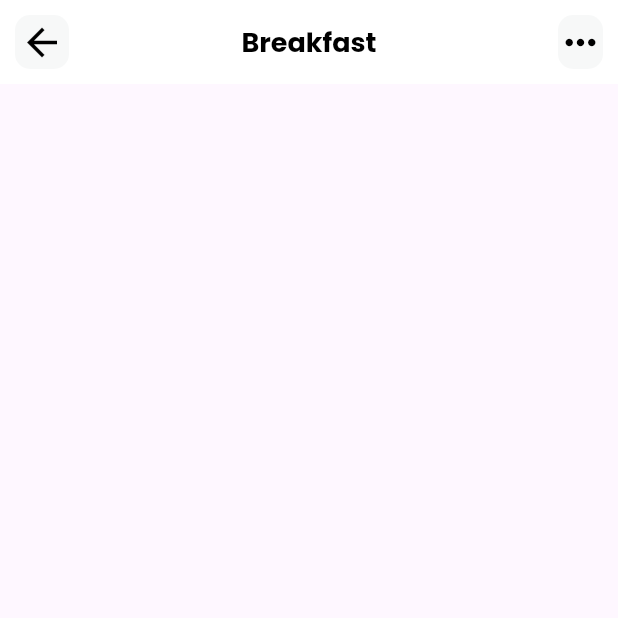
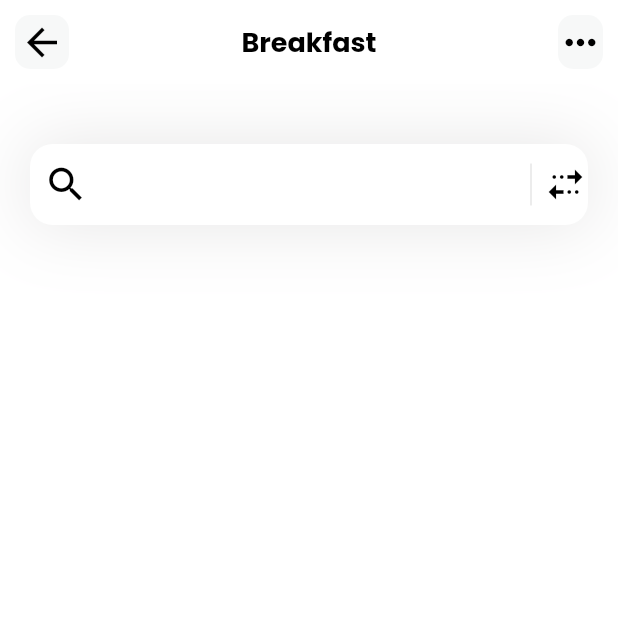
Before and after one commit to champion19/flutter_diet-app, a Flutter app: the screen it shows after launch, on a phone screen of 412 x 824 dp, the top half of it. Run offline on Flutter 3.47's test engine with Material 3 defaults, Android fonts, the phone set to English and light mode, and no system bars; project files that could hold a hidden picture were left out.

Commit message:
appbar en buenos terminos

```diff
--- a/lib/pages/Home.dart
+++ b/lib/pages/Home.dart
@@ -6,7 +6,64 @@ class Homepage extends StatelessWidget {
   @override
   Widget build(BuildContext context) {
     return Scaffold(
-      appBar: AppBar(
+      appBar: appBar(),
+      backgroundColor: Colors.white,
+      body: Column(
+        children: [ _searchField(),
+        ],
+      ),
+    );
+  }
+
+  Container _searchField() {
+    return Container(
+      margin: const EdgeInsets.only(top: 40, left: 20, right: 20),
+      decoration: BoxDecoration(boxShadow: [
+        BoxShadow(
+          color: const Color(0xff1D1617).withOpacity(0.11),
+          blurRadius: 40,
+          spreadRadius: 0.0,
+        )
+      ]),
+      child: TextField(
+        decoration: InputDecoration(
+          filled: true,
+          fillColor: Colors.white,
+          contentPadding: const EdgeInsets.all(15),
+          hintText: 'Search Pancake',
+          hintStyle: const TextStyle(
+            color: Color(0xffDDDADA),
+            fontSize: 14,
+          ),
+          prefixIcon: const Icon(
+            Icons.search,
+            size: 30,
+            color: Colors.black,
+          ),
+          suffixIcon: const IntrinsicHeight(
+            child: Row(
+              mainAxisAlignment: MainAxisAlignment.end,
+              children: [
+                VerticalDivider(
+                  color: Colors.black,
+                  indent: 10,
+                  endIndent: 10,
+                  thickness: 0.1,
+                ),
+                Icon(Icons.multiple_stop, size: 30, color: Colors.black),
+              ],
+            ),
+          ),
+          border: OutlineInputBorder(
+              borderRadius: BorderRadius.circular(15),
+              borderSide: BorderSide.none),
+        ),
+      ),
+    );
+  }
+
+  AppBar appBar() {
+    return AppBar(
       title: const Text(
         'Breakfast',
         style: TextStyle(
@@ -15,7 +72,9 @@ class Homepage extends StatelessWidget {
       backgroundColor: Colors.white,
       elevation: 0.0,
       centerTitle: true,
-        leading: Container(
+      leading: GestureDetector(
+        onTap: () {},
+        child: Container(
           margin: const EdgeInsets.all(10),
           alignment: Alignment.center,
           decoration: BoxDecoration(
@@ -28,8 +87,11 @@ class Homepage extends StatelessWidget {
             color: Colors.black,
           ),
         ),
+      ),
       actions: [
-          Container(
+        GestureDetector(
+          onTap: () {},
+          child: Container(
             margin: const EdgeInsets.all(10),
             alignment: Alignment.center,
             decoration: BoxDecoration(
@@ -42,8 +104,8 @@ class Homepage extends StatelessWidget {
               color: Colors.black,
             ),
           ),
+        )
       ],
-      ),
     );
   }
 }
```
Lines whose indentation alone changed are shown as unchanged.
